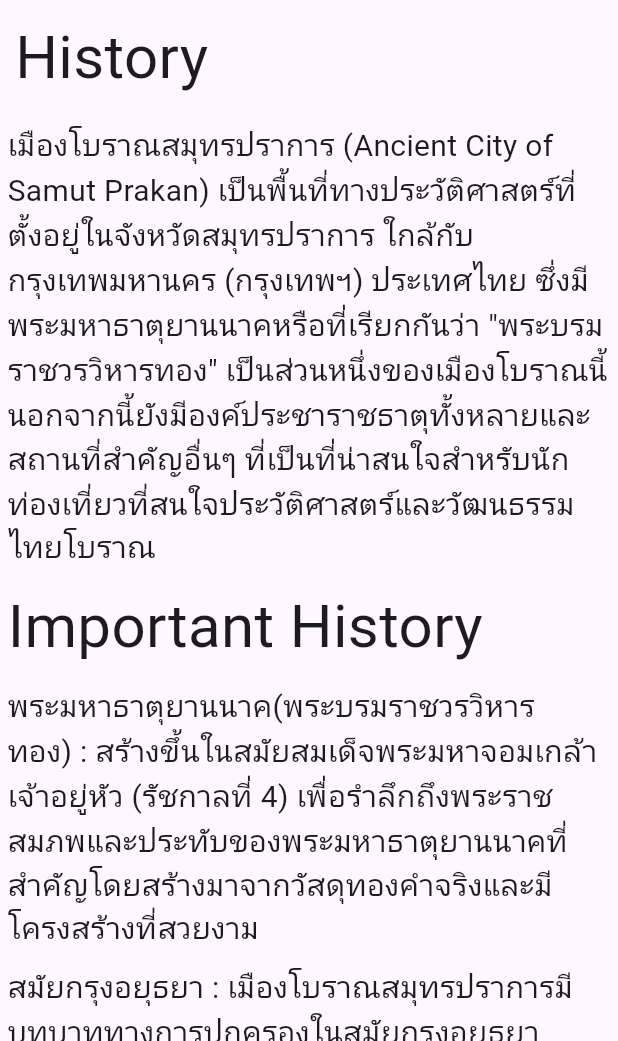
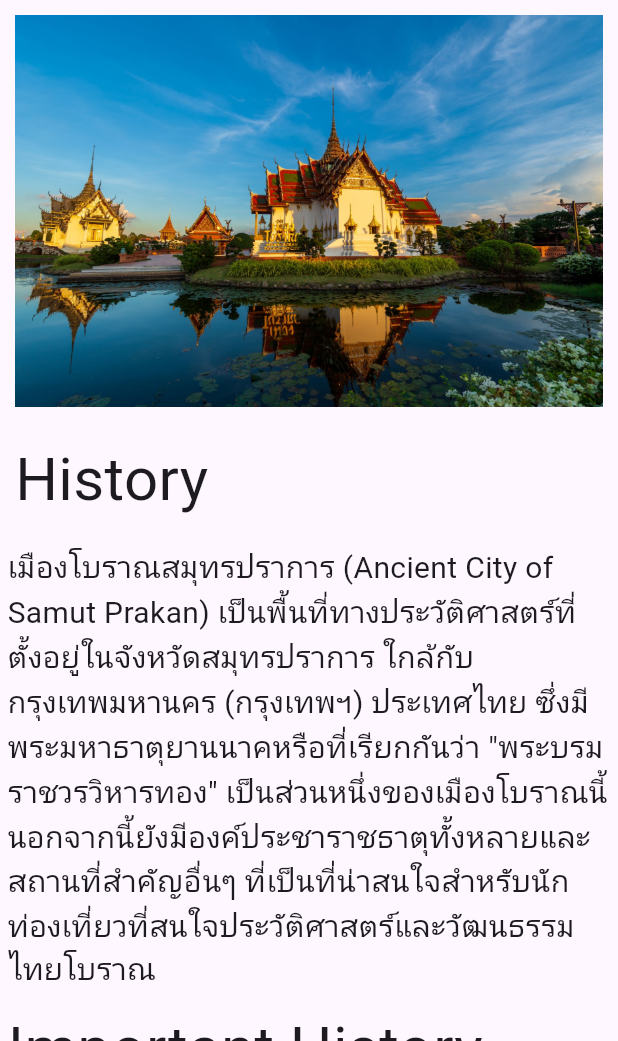
Before and after one commit to ThaphatTT/PracticeFlutter, a Flutter app: the screen it shows after launch, tab 2 chosen, on a phone screen of 412 x 824 dp, the part 195-1236 px from its top. Run offline on Flutter 3.47's test engine with Material 3 defaults, Android fonts, the phone set to English and light mode, and no system bars.

Commit message:
add container image to DescriptionPlace

```diff
--- a/flutter_suggest_place_1/lib/DescriptionPlace.dart
+++ b/flutter_suggest_place_1/lib/DescriptionPlace.dart
@@ -9,6 +9,10 @@ class DescriptionPlace extends StatelessWidget{
       child: Column(
         crossAxisAlignment: CrossAxisAlignment.start,
         children: [
+          Container(
+            margin : EdgeInsets.all(10),
+            child: Image.asset('img/P03006201_1.jpg'),
+          ),
           Container(
             margin: EdgeInsets.all(10),
             child:  Text(
```
